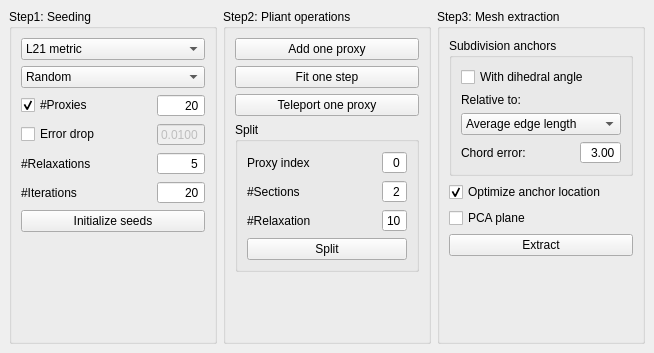
Qt form Polyhedron/demo/Polyhedron/Plugins/Surface_mesh_approximation/Surface_mesh_approximation_dockwidget.ui (CGAL/cgal) before a commit.
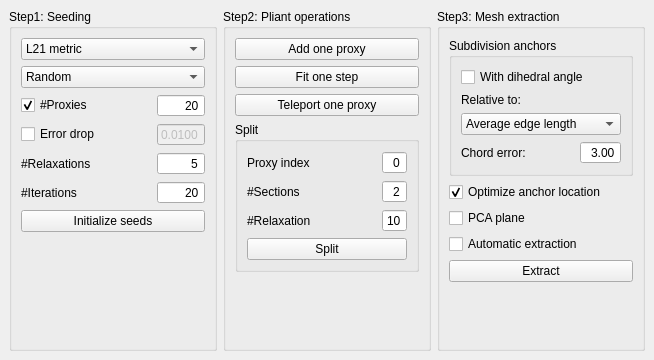
The same form after that commit.

Commit message: add automatic mesh extraction

What changed in the file:
```diff
--- a/Polyhedron/demo/Polyhedron/Plugins/Surface_mesh_approximation/Surface_mesh_approximation_dockwidget.ui
+++ b/Polyhedron/demo/Polyhedron/Plugins/Surface_mesh_approximation/Surface_mesh_approximation_dockwidget.ui
@@ -7,7 +7,7 @@
     <x>0</x>
     <y>0</y>
     <width>654</width>
-    <height>353</height>
+    <height>360</height>
    </rect>
   </property>
   <property name="windowTitle">
@@ -454,6 +454,13 @@
          </property>
         </widget>
        </item>
+       <item>
+        <widget class="QCheckBox" name="checkAutomatic">
+         <property name="text">
+          <string>Automatic extraction</string>
+         </property>
+        </widget>
+       </item>
        <item>
         <widget class="QPushButton" name="buttonMeshing">
          <property name="text">
```
The commit also changes 2 other files.
